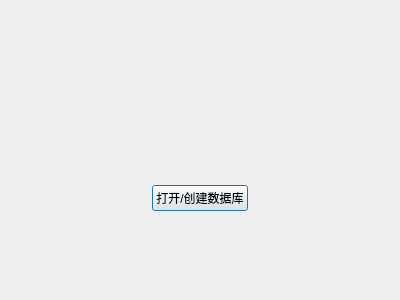
Old version of the form src/form/loginform.ui in the repository Meha555/OS_demo.
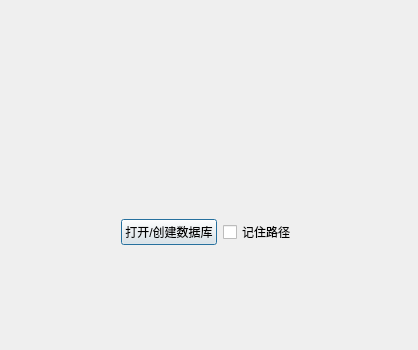
New version of the form. Icons and pictures are not drawn. Custom widgets are drawn as their Qt base class.

Diff of the .ui file:
```diff
--- a/src/form/loginform.ui
+++ b/src/form/loginform.ui
@@ -6,15 +6,15 @@
    <rect>
     <x>0</x>
     <y>0</y>
-    <width>400</width>
-    <height>300</height>
+    <width>418</width>
+    <height>350</height>
    </rect>
   </property>
   <property name="windowTitle">
    <string/>
   </property>
   <property name="autoFillBackground">
-   <bool>true</bool>
+   <bool>false</bool>
   </property>
   <layout class="QVBoxLayout" name="verticalLayout">
    <item>
@@ -58,6 +58,13 @@
        </property>
       </widget>
      </item>
+     <item>
+      <widget class="QCheckBox" name="ckboxRemember">
+       <property name="text">
+        <string>记住路径</string>
+       </property>
+      </widget>
+     </item>
      <item>
       <spacer name="horizontalSpacer_2">
        <property name="orientation">
```
